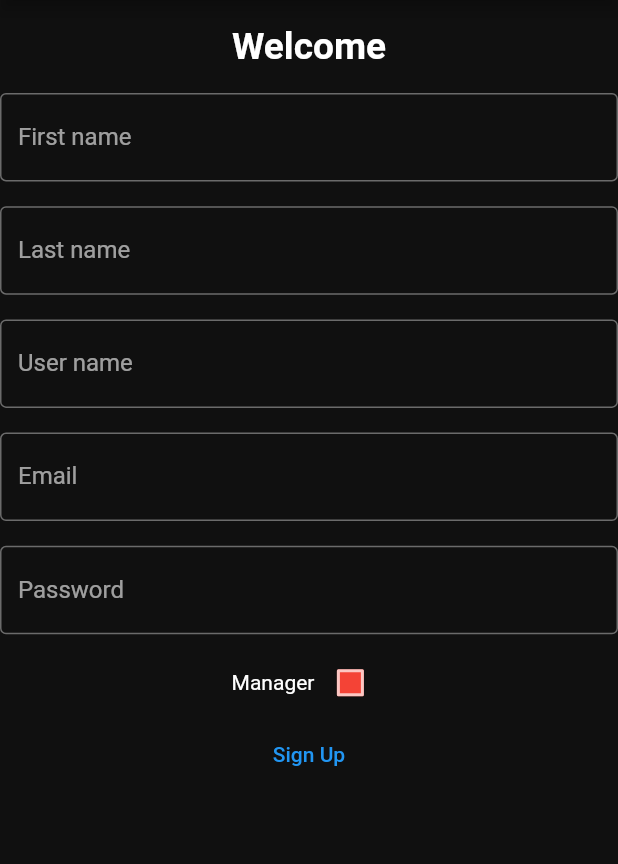
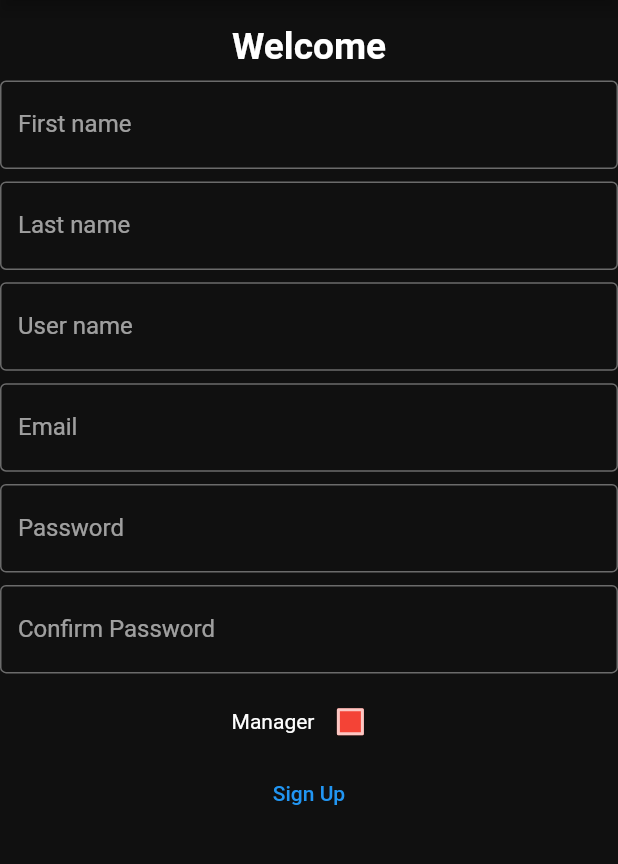
Before and after one commit to Shernobyl/Cinema-Reservation, a Flutter app: the signup screen opened directly, on a phone screen of 412 x 824 dp, the part 84-948 px from its top. Run offline on Flutter 3.47's test engine with Material 2 defaults, Android fonts, the phone set to English and light mode, and no system bars; our stand-ins replace cached_network_image, dio, email_validator, flutter_spinkit, fluttertoast, sizer; statements that could not run were skipped.

Commit message:
confirm password

```diff
--- a/lib/screens/signup_screen.dart
+++ b/lib/screens/signup_screen.dart
@@ -6,7 +6,6 @@ import 'package:movies_app_flutter/utils/file_manager.dart' as file;
 import 'package:email_validator/email_validator.dart';
 import 'dart:convert';
 import '../services/auth_user.dart';
-
 
 enum EnumEmail { valid, invalid }
 enum EnumError { show, hide }
@@ -45,9 +44,8 @@ class _signupState extends State<signup> {
   String lastName = "";
   String passwordErrorText = "";
   String emailErrorText = "";
-  String userName="";
-  String role="customer";
-
+  String userName = "";
+  String role = "customer";
 
   bool checkBoxValue = false;
   bool checkBoxRed = false;
@@ -245,7 +243,7 @@ class _signupState extends State<signup> {
           ),
         ),
         SizedBox(
-          height: 2.h,
+          height: 1.h,
         ),
         TextField(
           onChanged: (valueFirstName) {
@@ -268,7 +266,7 @@ class _signupState extends State<signup> {
           ),
         ),
         SizedBox(
-          height: 2.h,
+          height: 1.h,
         ),
         TextField(
           onChanged: (valueFirstName) {
@@ -291,7 +289,7 @@ class _signupState extends State<signup> {
           ),
         ),
         SizedBox(
-          height: 2.h,
+          height: 1.h,
         ),
         TextField(
           onChanged: (valueFirstName) {
@@ -314,7 +312,7 @@ class _signupState extends State<signup> {
           ),
         ),
         SizedBox(
-          height: 2.h,
+          height: 1.h,
         ),
         TextField(
           onChanged: (valueFirstName) {
@@ -337,7 +335,7 @@ class _signupState extends State<signup> {
           ),
         ),
         SizedBox(
-          height: 2.h,
+          height: 1.h,
         ),
         TextField(
           onChanged: (valueFirstName) {
@@ -346,6 +344,29 @@ class _signupState extends State<signup> {
           decoration: InputDecoration(
             errorText: (errorPassword == EnumError.show) ? "Required" : null,
             labelText: 'Password',
+            focusedBorder: OutlineInputBorder(
+              borderSide: BorderSide(
+                width: 0.8,
+                color: Color(0xFF212121),
+              ),
+            ),
+            border: OutlineInputBorder(
+              borderRadius: BorderRadius.all(
+                Radius.circular(4),
+              ),
+            ),
+          ),
+        ),
+        SizedBox(
+          height: 1.h,
+        ),
+        TextField(
+          onChanged: (valueFirstName) {
+            password_validation = valueFirstName;
+          },
+          decoration: InputDecoration(
+            errorText: (errorPassword == EnumError.show) ? "Required" : null,
+            labelText: 'Confirm Password',
             focusedBorder: OutlineInputBorder(
               borderSide: BorderSide(
                 width: 0.8,
@@ -392,26 +413,19 @@ class _signupState extends State<signup> {
                       errorFirstName == EnumError.hide &&
                       errorLastName == EnumError.hide &&
                       errorPassword == EnumError.hide &&
-                      errorUserName==EnumError.hide
-                      ) {
-
-                        if (isChecked)
-                        {
-                          role="manager";
+                      errorUserName == EnumError.hide) {
+                    if (isChecked) {
+                      role = "manager";
                     }
 
-                        var res=await signUp(userName,email_validation,firstName,password_validation,lastName,role);
+                    var res = await signUp(userName, email_validation,
+                        firstName, password_validation, lastName, role);
 
-                        if (res.data["status"]=="success"){
-
+                    if (res.data["status"] == "success") {
                       Navigator.pop(context);
-
                     }
 
                     print(res.data["status"]);
-
-
-
                   }
                 },
                 child: Text("Sign Up")),
```
Lines whose indentation alone changed are shown as unchanged.
